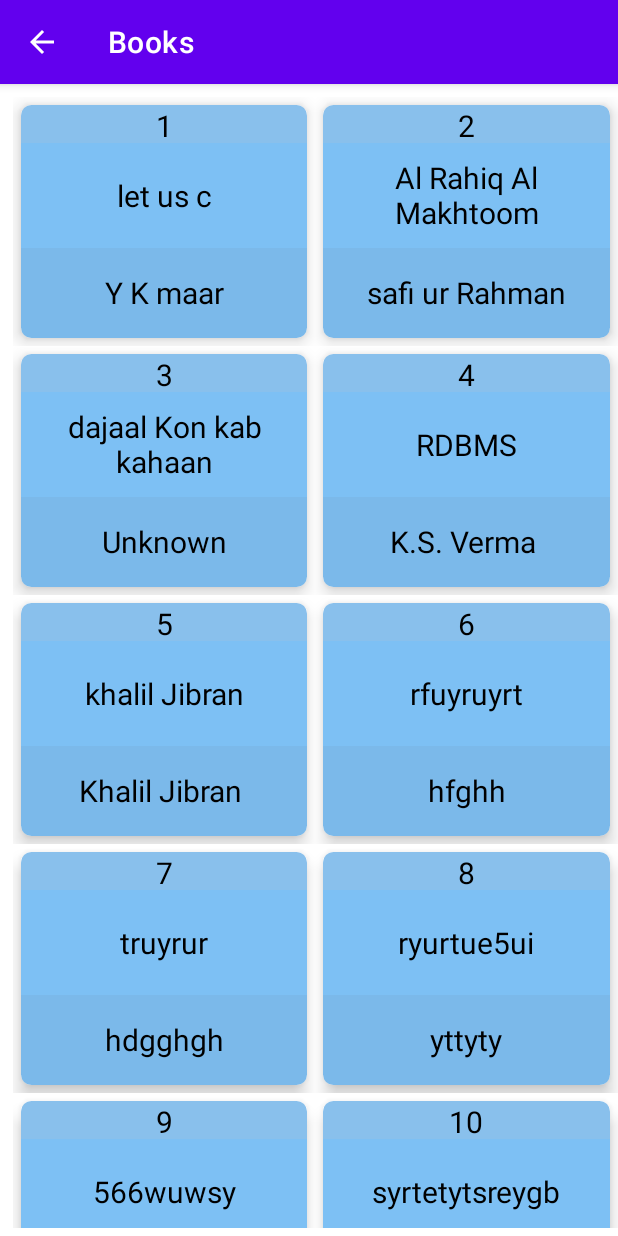
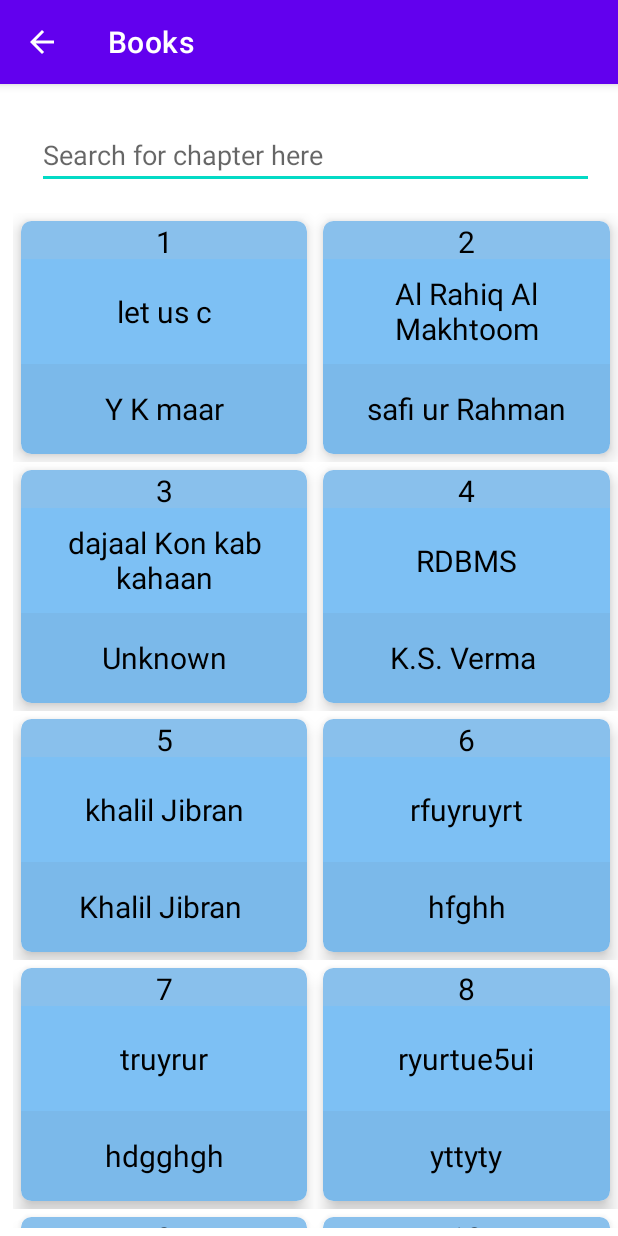
Before and after one commit to Usman-bhat/Book_List_1_QH, an Android app: the screen it shows after launch (MainActivity), on a phone screen of 412 x 824 dp. Run offline under Robolectric (Android 15) with nearby library versions, the phone set to English and light mode, and no system bars; Roboto replaces fonts that are not available here.

Commit message:
2nd commit

```diff
--- a/app/src/main/java/com/usman/book_list_1_qh/DatabaseHelper.java
+++ b/app/src/main/java/com/usman/book_list_1_qh/DatabaseHelper.java
@@ -18,8 +18,7 @@ import java.io.OutputStream;
 import java.util.ArrayList;
 
 
-public class DatabaseHelper
-        extends SQLiteOpenHelper {
+public class DatabaseHelper extends SQLiteOpenHelper {
 
     // The Android's default system path
     // of your application database.
@@ -196,4 +195,5 @@ public class DatabaseHelper
         return  cursor;
     }
 
+
 }
--- a/app/src/main/java/com/usman/book_list_1_qh/MainActivity.java
+++ b/app/src/main/java/com/usman/book_list_1_qh/MainActivity.java
@@ -11,8 +11,13 @@ import androidx.recyclerview.widget.LinearLayoutManager;
 import androidx.recyclerview.widget.RecyclerView;
 
 import android.os.Bundle;
+import android.text.Editable;
+import android.text.TextWatcher;
 import android.view.MenuItem;
 import android.view.View;
+import android.widget.EditText;
+import android.widget.SearchView;
+import android.widget.TextView;
 
 import java.util.ArrayList;
 import java.util.List;
@@ -20,10 +25,12 @@ import java.util.List;
 public class MainActivity
         extends AppCompatActivity {
 
-    private static RecyclerView.Adapter adapter;
+    //private static RecyclerView.Adapter adapter;
+    private MyAdapter mAdapter;
     private static RecyclerView recyclerView;
-    public static List<Model> data;
+    public static ArrayList<Model> data;
     DatabaseHelper db;
+
 
     @Override
     protected void onCreate(Bundle savedInstanceState) {
@@ -52,7 +59,6 @@ public class MainActivity
 
 
         recyclerView = findViewById(R.id.my_recycler_view);
-
         db = new DatabaseHelper(this);
         GridLayoutManager gridLayoutManager = new GridLayoutManager(this,2);
         recyclerView.setLayoutManager(gridLayoutManager);
@@ -60,7 +66,45 @@ public class MainActivity
 
         data = new ArrayList<Model>();
         fetchData();
+
+
+
+
+        //        search field
+        EditText search = findViewById(R.id.search);
+
+        search.addTextChangedListener(new TextWatcher() {
+            @Override
+            public void beforeTextChanged(CharSequence s, int start, int count, int after) {
+
+            }
+
+            @Override
+            public void onTextChanged(CharSequence s, int start, int before, int count) {
+
+            }
+
+            @Override
+            public void afterTextChanged(Editable s) {
+                filter(s.toString());
+            }
+        });
+
     }
+
+
+    //search method
+private void filter(String text) {
+    ArrayList<Model> filteredList = new ArrayList<>();
+
+    for (Model item : data) {
+        if (item.getBookname().toLowerCase().contains(text.toLowerCase())) {
+            filteredList.add(item);
+        }
+    }
+
+    mAdapter.filterList(filteredList);
+}
 
     public void fetchData() {
         // Before fetching the data
@@ -77,9 +121,10 @@ public class MainActivity
         } catch (Exception e) {
             e.printStackTrace();
         }
-
+//changr mAdapter To adapter if find error
+        data = new ArrayList<>();
         data = db.getBookList(this);
-        adapter = new MyAdapter(this, (ArrayList<Model>) data);
-        recyclerView.setAdapter(adapter);
+        mAdapter = new MyAdapter(this, (ArrayList<Model>) data);
+        recyclerView.setAdapter(mAdapter);
     }
 }
--- a/app/src/main/java/com/usman/book_list_1_qh/MyAdapter.java
+++ b/app/src/main/java/com/usman/book_list_1_qh/MyAdapter.java
@@ -6,6 +6,7 @@ import android.annotation.SuppressLint;
 import android.app.Activity;
 import android.content.Context;
 import android.content.Intent;
+import android.view.Display;
 import android.view.LayoutInflater;
 import android.view.View;
 import android.view.ViewGroup;
@@ -20,7 +21,7 @@ import java.util.List;
 
 public class MyAdapter extends RecyclerView.Adapter<MyAdapter.ViewHolder> {
 
-    private ArrayList<Model> data;
+    private static List<Model> data;
     Activity activity;
 
     public MyAdapter(Activity activity,ArrayList<Model> data) {
@@ -91,4 +92,9 @@ public class MyAdapter extends RecyclerView.Adapter<MyAdapter.ViewHolder> {
             this.bookauthore = itemView.findViewById(R.id.authore);
         }
     }
+//for seaching in recview
+public void filterList(ArrayList<Model> filteredList) {
+    data = filteredList;
+    notifyDataSetChanged();
 }
+}
--- a/app/src/main/res/layout/activity_book_content.xml
+++ b/app/src/main/res/layout/activity_book_content.xml
@@ -29,7 +29,7 @@
                     android:layout_width="match_parent"
                     android:layout_height="match_parent"
                     android:gravity="center"
-                    android:text="01"
+                    android:text="01 . Titleof book content"
                     android:textColor="#000000"
                     android:textSize="20sp"
                     android:textStyle="bold" />
@@ -49,7 +49,7 @@
                     android:layout_width="match_parent"
                     android:layout_height="wrap_content"
                     android:gravity="center"
-                    android:text="Book Name"
+                    android:text="Book Content goes here This content is very big."
                     android:textColor="#000000"
                     android:textSize="20sp"
                     android:textStyle="bold" />
--- a/app/src/main/res/layout/activity_main.xml
+++ b/app/src/main/res/layout/activity_main.xml
@@ -1,13 +1,24 @@
 <?xml version="1.0" encoding="utf-8"?>
+
+
 <LinearLayout xmlns:android="http://schemas.android.com/apk/res/android"
     android:layout_width="match_parent"
     android:layout_height="match_parent"
+    xmlns:app="http://schemas.android.com/apk/res-auto"
     android:layout_marginLeft="3dp"
     android:layout_marginTop="3dp"
     android:paddingStart="5dp"
     android:paddingLeft="5dp"
     android:paddingTop="5dp"
-    android:paddingBottom="5dp">
+    android:paddingBottom="5dp"
+    android:orientation="vertical">
+
+    <EditText
+        android:id="@+id/search"
+        android:layout_width="match_parent"
+        android:layout_height="wrap_content"
+        android:layout_margin="16dp"
+        android:hint="Search for chapter here" />
 
     <androidx.recyclerview.widget.RecyclerView
         android:id="@+id/my_recycler_view"
```
